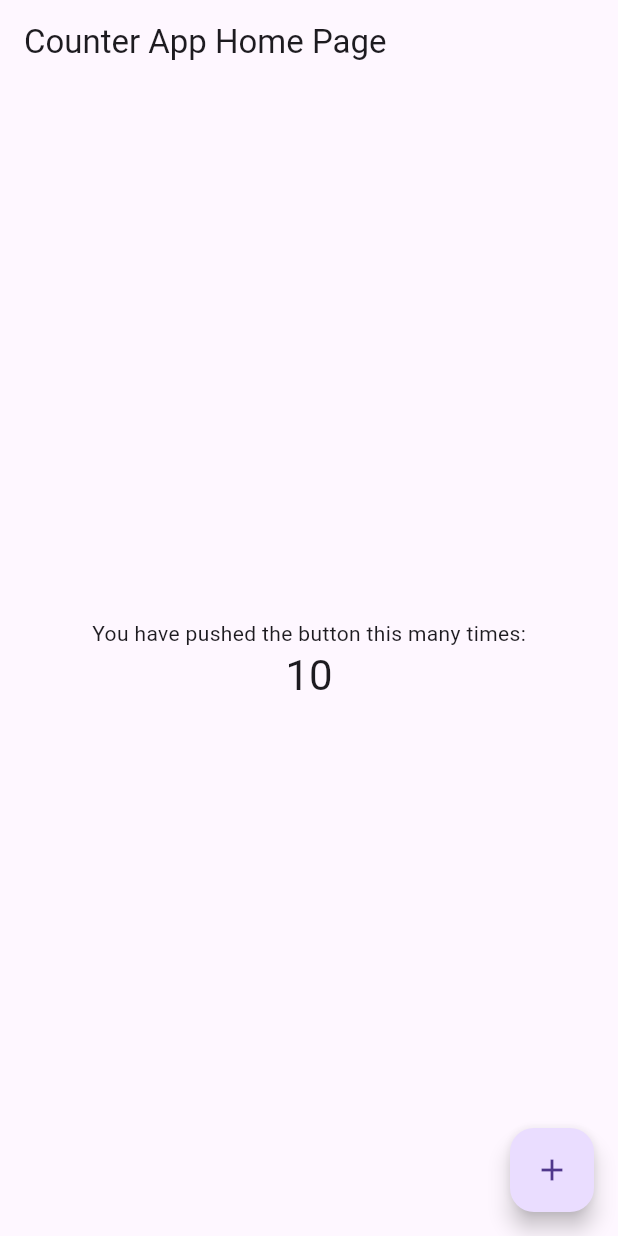
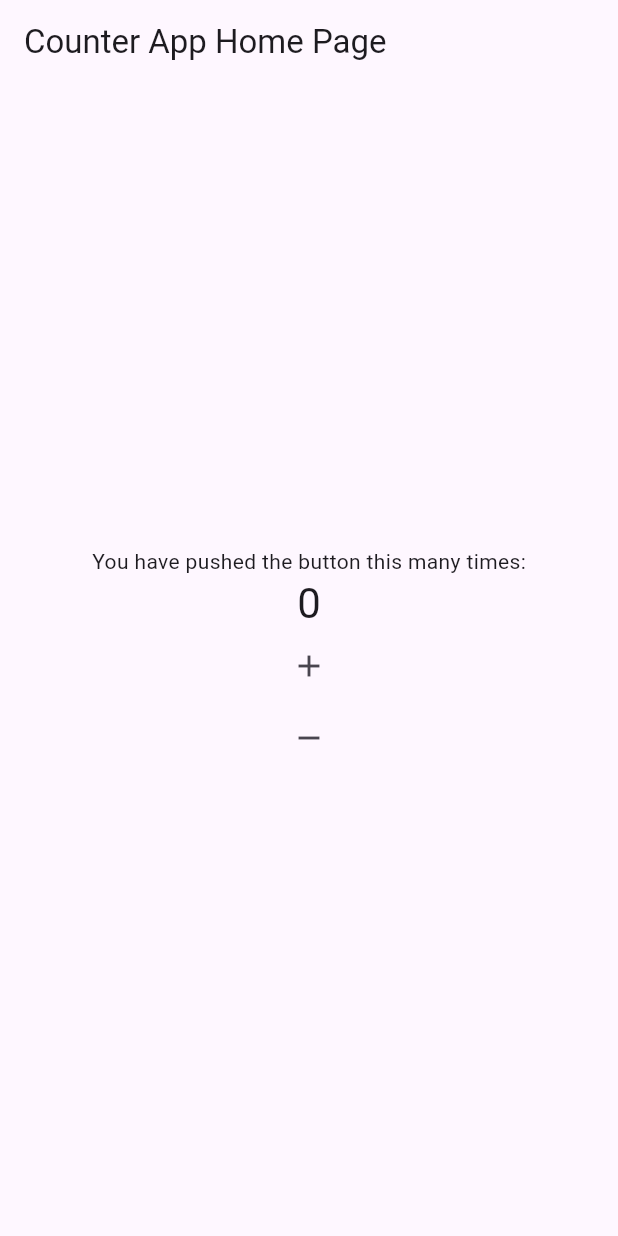
Before and after one commit to anirac-tech/2024_black_tax_and_white_benefits, a Flutter app: the screen it shows after launch, on a phone screen of 412 x 824 dp. Run offline on Flutter 3.47's test engine with Material 3 defaults, Android fonts, the phone set to English and light mode, and no system bars.

Commit message:
Add decrement button

```diff
--- a/lib/app/view/app.dart
+++ b/lib/app/view/app.dart
@@ -22,11 +22,17 @@ class MyHomePage extends StatefulWidget {
 }
 
 class _MyHomePageState extends State<MyHomePage> {
-  int _counter = 10;
+  int _counter = 0;
 
   void _incrementCounter() {
     setState(() {
       _counter++;
+    });
+  }
+
+  void _decrementCounter() {
+    setState(() {
+      _counter--;
     });
   }
 
@@ -47,16 +53,22 @@ class _MyHomePageState extends State<MyHomePage> {
               '$_counter',
               style: Theme.of(context).textTheme.headlineMedium,
             ),
+            IconButton(
+              // Provide a Key to this button. This allows finding this
+              // specific button inside the test suite, and tapping it.
+              key: const Key('increment'),
+              onPressed: _incrementCounter,
+              tooltip: 'Increment',
+              icon: const Icon(Icons.add),
+            ),
+            IconButton(
+              key: const Key('decrement'),
+              onPressed: _decrementCounter,
+              tooltip: 'Decrement',
+              icon: const Icon(Icons.remove),
+            ),
           ],
         ),
-      ),
-      floatingActionButton: FloatingActionButton(
-        // Provide a Key to this button. This allows finding this
-        // specific button inside the test suite, and tapping it.
-        key: const Key('increment'),
-        onPressed: _incrementCounter,
-        tooltip: 'Increment',
-        child: const Icon(Icons.add),
       ),
     );
   }
```
